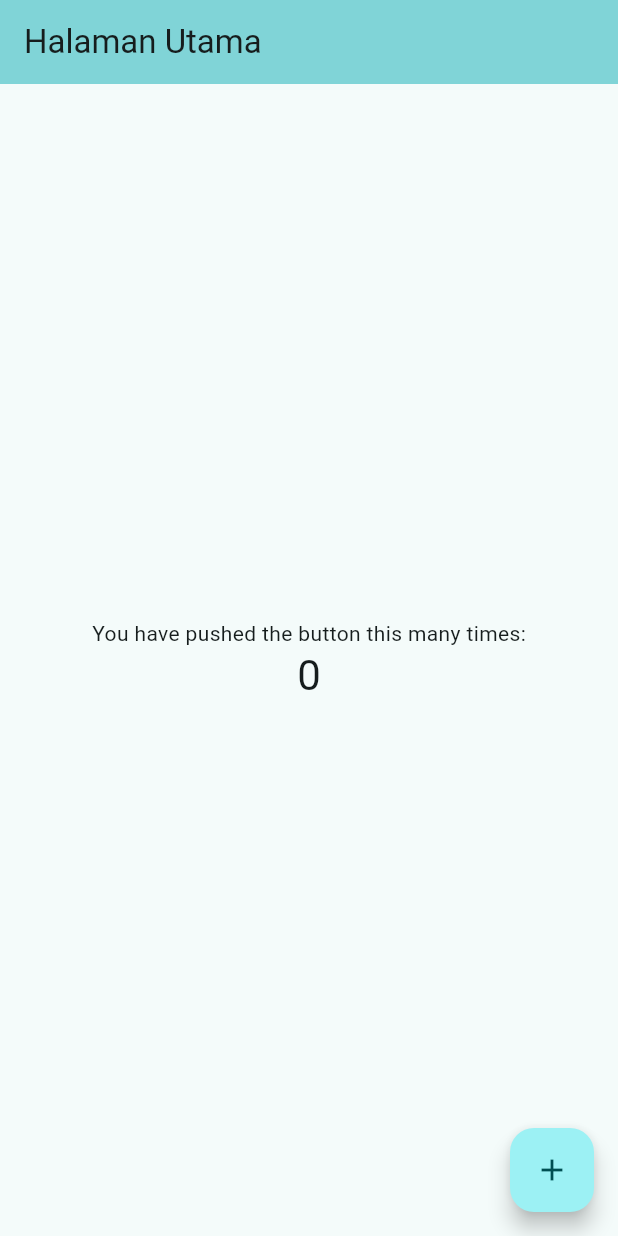
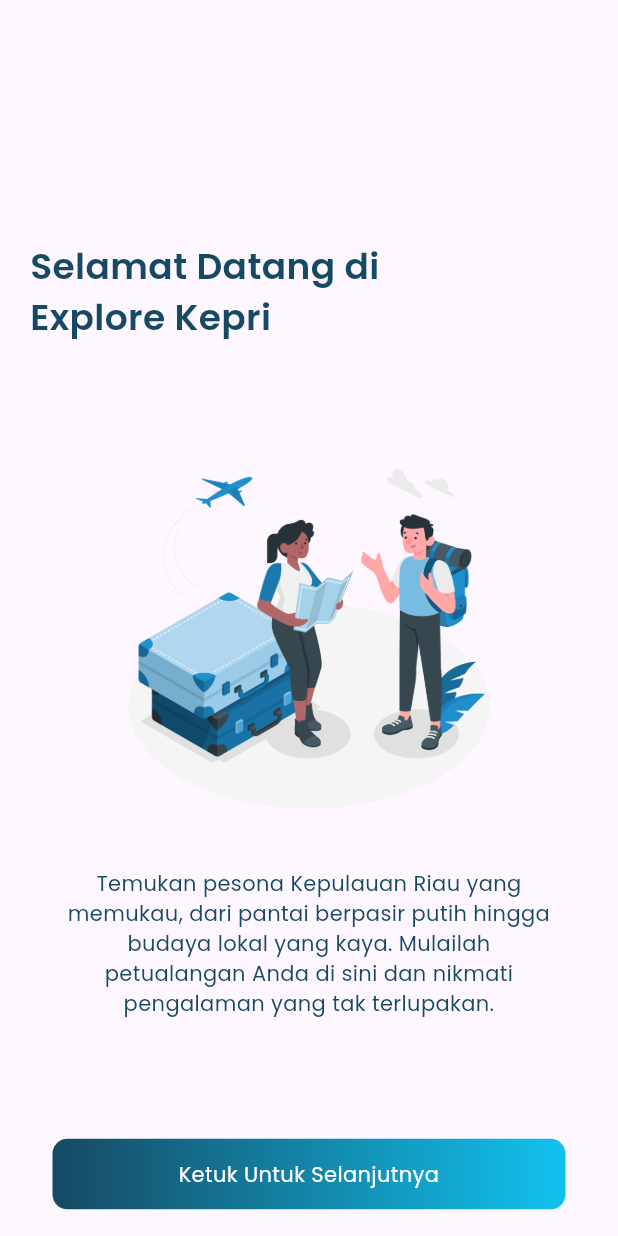
Before and after one commit to Febriyandy/Explore_Kepri, a Flutter app: the screen it shows after launch, on a phone screen of 412 x 824 dp. Run offline on Flutter 3.47's test engine with Material 3 defaults, Android fonts, the phone set to English and light mode, and no system bars; our stand-ins replace animated_splash_screen.

Commit message:
commit kedua

```diff
--- a/lib/main.dart
+++ b/lib/main.dart
@@ -1,4 +1,6 @@
+import 'package:explore_kepri/screens/onbording.dart';
 import 'package:flutter/material.dart';
+import 'package:animated_splash_screen/animated_splash_screen.dart';
 
 void main() {
   runApp(const MyApp());
@@ -7,119 +9,28 @@ void main() {
 class MyApp extends StatelessWidget {
   const MyApp({super.key});
 
-  // This widget is the root of your application.
   @override
   Widget build(BuildContext context) {
     return MaterialApp(
-      title: 'Flutter Demo',
-      theme: ThemeData(
-        // This is the theme of your application.
-        //
-        // TRY THIS: Try running your application with "flutter run". You'll see
-        // the application has a purple toolbar. Then, without quitting the app,
-        // try changing the seedColor in the colorScheme below to Colors.green
-        // and then invoke "hot reload" (save your changes or press the "hot
-        // reload" button in a Flutter-supported IDE, or press "r" if you used
-        // the command line to start the app).
-        //
-        // Notice that the counter didn't reset back to zero; the application
-        // state is not lost during the reload. To reset the state, use hot
-        // restart instead.
-        //
-        // This works for code too, not just values: Most code changes can be
-        // tested with just a hot reload.
-        colorScheme: ColorScheme.fromSeed(seedColor: const Color.fromARGB(255, 58, 179, 183)),
-        useMaterial3: true,
+      title: 'Explore Kepri',
+      debugShowCheckedModeBanner: false,
+      home: AnimatedSplashScreen( //membuat tampilan spalsh screen
+        splash: LayoutBuilder(
+          builder: (context, constraints) {
+            return Center(
+              child: Image.asset(
+                'assets/images/Logo.png',
+                width: constraints.maxWidth * 0.6,
+                height: constraints.maxHeight * 0.6,
+                fit: BoxFit.contain,
+              ),
+            );
+          },
+        ),
+        duration: 3000,
+        splashTransition: SplashTransition.fadeTransition,
+        nextScreen: const OnbordingView(),
       ),
-      home: const MyHomePage(title: 'Halaman Utama'),
     );
   }
 }
-
-class MyHomePage extends StatefulWidget {
-  const MyHomePage({super.key, required this.title});
-
-  // This widget is the home page of your application. It is stateful, meaning
-  // that it has a State object (defined below) that contains fields that affect
-  // how it looks.
-
-  // This class is the configuration for the state. It holds the values (in this
-  // case the title) provided by the parent (in this case the App widget) and
-  // used by the build method of the State. Fields in a Widget subclass are
-  // always marked "final".
-
-  final String title;
-
-  @override
-  State<MyHomePage> createState() => _MyHomePageState();
-}
-
-class _MyHomePageState extends State<MyHomePage> {
-  int _counter = 0;
-
-  void _incrementCounter() {
-    setState(() {
-      // This call to setState tells the Flutter framework that something has
-      // changed in this State, which causes it to rerun the build method below
-      // so that the display can reflect the updated values. If we changed
-      // _counter without calling setState(), then the build method would not be
-      // called again, and so nothing would appear to happen.
-      _counter++;
-    });
-  }
-
-  @override
-  Widget build(BuildContext context) {
-    // This method is rerun every time setState is called, for instance as done
-    // by the _incrementCounter method above.
-    //
-    // The Flutter framework has been optimized to make rerunning build methods
-    // fast, so that you can just rebuild anything that needs updating rather
-    // than having to individually change instances of widgets.
-    return Scaffold(
-      appBar: AppBar(
-        // TRY THIS: Try changing the color here to a specific color (to
-        // Colors.amber, perhaps?) and trigger a hot reload to see the AppBar
-        // change color while the other colors stay the same.
-        backgroundColor: Theme.of(context).colorScheme.inversePrimary,
-        // Here we take the value from the MyHomePage object that was created by
-        // the App.build method, and use it to set our appbar title.
-        title: Text(widget.title),
-      ),
-      body: Center(
-        // Center is a layout widget. It takes a single child and positions it
-        // in the middle of the parent.
-        child: Column(
-          // Column is also a layout widget. It takes a list of children and
-          // arranges them vertically. By default, it sizes itself to fit its
-          // children horizontally, and tries to be as tall as its parent.
-          //
-          // Column has various properties to control how it sizes itself and
-          // how it positions its children. Here we use mainAxisAlignment to
-          // center the children vertically; the main axis here is the vertical
-          // axis because Columns are vertical (the cross axis would be
-          // horizontal).
-          //
-          // TRY THIS: Invoke "debug painting" (choose the "Toggle Debug Paint"
-          // action in the IDE, or press "p" in the console), to see the
-          // wireframe for each widget.
-          mainAxisAlignment: MainAxisAlignment.center,
-          children: <Widget>[
-            const Text(
-              'You have pushed the button this many times:',
-            ),
-            Text(
-              '$_counter',
-              style: Theme.of(context).textTheme.headlineMedium,
-            ),
-          ],
-        ),
-      ),
-      floatingActionButton: FloatingActionButton(
-        onPressed: _incrementCounter,
-        tooltip: 'Increment',
-        child: const Icon(Icons.add),
-      ), // This trailing comma makes auto-formatting nicer for build methods.
-    );
-  }
-}
--- /dev/null
+++ b/lib/screens/onbording.dart
@@ -0,0 +1,94 @@
+import 'package:flutter/material.dart';
+import 'package:explore_kepri/utils/theme.dart';
+
+class OnbordingView extends StatefulWidget {
+  const OnbordingView({super.key});
+
+  @override
+  State<OnbordingView> createState() => _OnbordingViewState();
+}
+
+class _OnbordingViewState extends State<OnbordingView> {
+  @override
+  Widget build(BuildContext context) {
+    return Scaffold(
+      body: LayoutBuilder(
+        builder: (context, constraints) {
+          return Column(
+            children: [
+              const SizedBox(height: 60),
+              Padding(
+                padding: const EdgeInsets.only(left: 20.0, top: 100.0),
+                child: Align(
+                  alignment: Alignment.centerLeft,
+                  child: Text(
+                    'Selamat Datang di\nExplore Kepri',
+                    textAlign: TextAlign.left,
+                    style: TextStyle(
+                      fontFamily: "PoppinsSemiBold",
+                      fontSize: 24,
+                      fontWeight: FontWeight.bold,
+                      color: darkColor,
+                    ),
+                  ),
+                ),
+              ),
+              const SizedBox(height: 70),
+              Align(
+                alignment: Alignment.topCenter, // Menggeser foto ke atas
+                child: Image.asset(
+                  'assets/images/onbording1.png',
+                  width: constraints.maxWidth * 0.6,
+                  height: constraints.maxHeight * 0.3, // Sesuaikan tinggi sesuai kebutuhan
+                  fit: BoxFit.contain,
+                ),
+              ),
+              const SizedBox(height: 24), // Menambahkan jarak antara foto dan teks
+              Padding(
+                padding: const EdgeInsets.fromLTRB(44, 10, 44, 0),
+                child: Column(
+                  children: [
+                    Text(
+                      "Temukan pesona Kepulauan Riau yang memukau, dari pantai berpasir putih hingga budaya lokal yang kaya. Mulailah petualangan Anda di sini dan nikmati pengalaman yang tak terlupakan.",
+                      textAlign: TextAlign.center,
+                      style: TextStyle(
+                      fontFamily: "Poppins",
+                      fontSize: 14,
+                      color: darkColor,
+                    ),
+                    ),
+                  ],
+                ),
+              ),
+              const SizedBox(height: 80),
+              Padding(
+                padding: const EdgeInsets.symmetric(horizontal: 35),
+                child: GestureDetector(
+                  onTap: () {
+                    print("Ketuk Untuk Selanjutnya");
+                  },
+                  child: Container(
+                    width: double.infinity,
+                    padding: const EdgeInsets.symmetric(vertical: 13.5),
+                    decoration: BoxDecoration(
+                      gradient: LinearGradient(
+                      colors: [darkColor, primary], // Warna gradien dari darkColor ke primary
+                      begin: Alignment.centerLeft,
+                      end: Alignment.centerRight,
+                      ),
+                      borderRadius: BorderRadius.circular(10)
+                      ),
+                    child: const Text("Ketuk Untuk Selanjutnya",
+                    textAlign: TextAlign.center,
+                    style: TextStyle(fontFamily: "Poppins", fontSize: 14, color: Colors.white),
+                    ) ,
+                  ),
+                ),
+              )
+            ],
+          );
+        },
+      ),
+    );
+  }
+}
--- /dev/null
+++ b/lib/utils/theme.dart
@@ -0,0 +1,5 @@
+import 'package:flutter/material.dart';
+
+//color
+Color primary = const Color(0xFF11C2EE);
+Color darkColor = const Color(0xFF164963);
```
Also changed, not shown: lib/screens/opening2.dart (added, +91 -0 lines), lib/screens/splash.dart (added, +44 -0 lines), pubspec.yaml (+16 -13 lines), assets/fonts/Poppins-Black.ttf (added), assets/fonts/Poppins-Bold.ttf (added), assets/fonts/Poppins-ExtraBold.ttf (added), assets/fonts/Poppins-ExtraLight.ttf (added), assets/fonts/Poppins-Light.ttf (added), assets/fonts/Poppins-Medium.ttf (added), assets/fonts/Poppins-Regular.ttf (added), assets/fonts/Poppins-SemiBold.ttf (added), assets/fonts/Poppins-Thin.ttf (added), assets/images/Logo.png (added), assets/images/Logo.svg (added), 3 more files.
